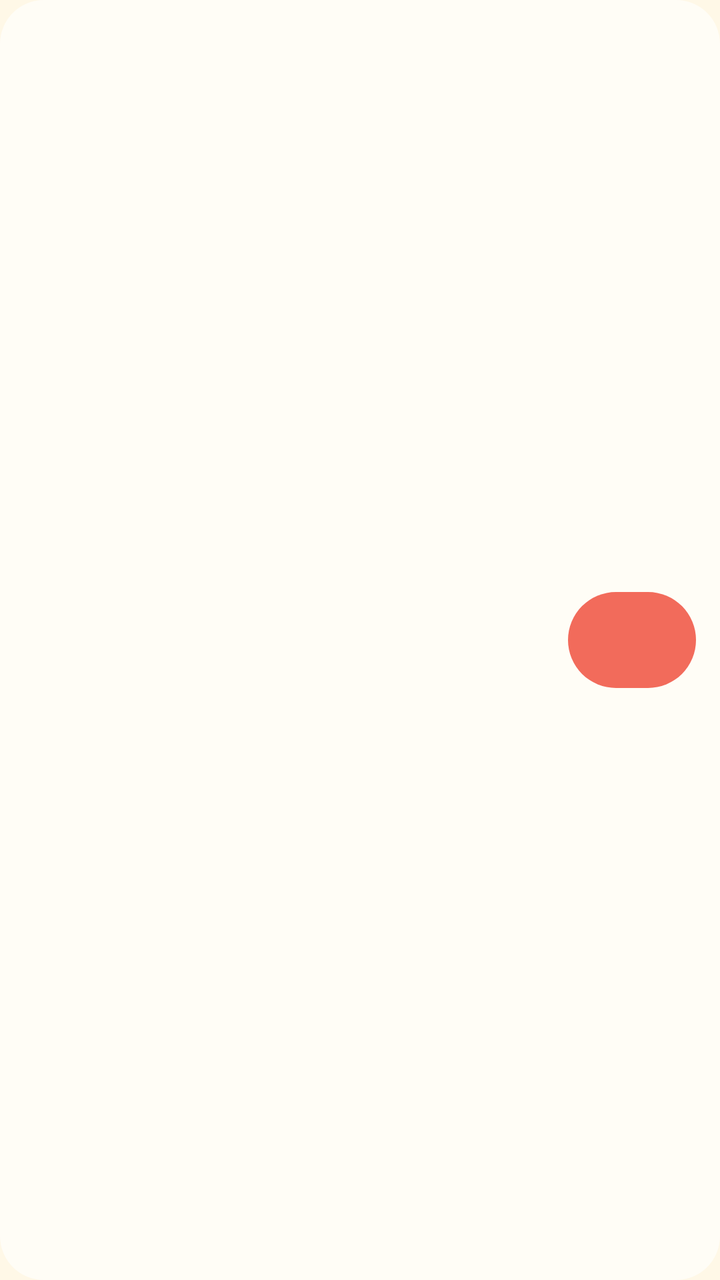
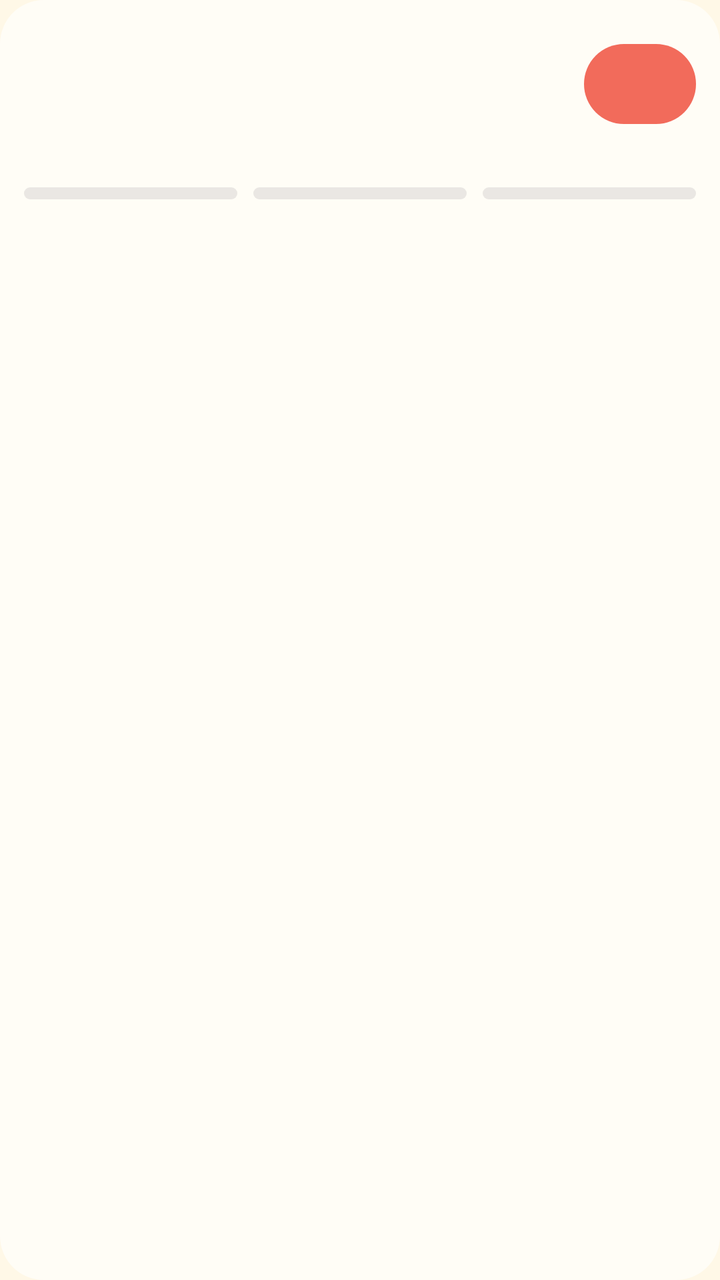

Compare the two renders of this Android layout. The source of the first and the diff that turns it into the second are given below.
<!-- AndroidManifest.xml: application theme Theme.OC -->
<!-- res/layout/widget_pet.xml -->
<?xml version="1.0" encoding="utf-8"?>
<LinearLayout xmlns:android="http://schemas.android.com/apk/res/android"
    android:id="@+id/w_root"
    android:layout_width="match_parent"
    android:layout_height="match_parent"
    android:background="@drawable/widget_bg"
    android:gravity="center_vertical"
    android:orientation="horizontal"
    android:padding="12dp">

    <ImageView
        android:id="@+id/w_avatar"
        android:layout_width="64dp"
        android:layout_height="64dp"
        android:contentDescription="@string/app_name"
        android:scaleType="fitCenter" />

    <LinearLayout
        android:layout_width="0dp"
        android:layout_height="wrap_content"
        android:layout_marginStart="10dp"
        android:layout_weight="1"
        android:orientation="vertical">

        <TextView
            android:id="@+id/w_name"
            android:layout_width="wrap_content"
            android:layout_height="wrap_content"
            android:maxLines="1"
            android:textColor="@color/widget_fg"
            android:textSize="15sp"
            android:textStyle="bold" />

        <TextView
            android:id="@+id/w_mood"
            android:layout_width="wrap_content"
            android:layout_height="wrap_content"
            android:maxLines="2"
            android:textColor="@color/widget_sub"
            android:textSize="12sp" />

        <TextView
            android:id="@+id/w_todo"
            android:layout_width="wrap_content"
            android:layout_height="wrap_content"
            android:layout_marginTop="4dp"
            android:maxLines="1"
            android:textColor="@color/widget_fg"
            android:textSize="12sp" />

        <TextView
            android:id="@+id/w_timer"
            android:layout_width="wrap_content"
            android:layout_height="wrap_content"
            android:maxLines="1"
            android:textColor="@color/oc_accent"
            android:textSize="12sp" />
    </LinearLayout>

    <TextView
        android:id="@+id/w_pet"
        android:layout_width="wrap_content"
        android:layout_height="48dp"
        android:layout_marginStart="8dp"
        android:background="@drawable/widget_btn"
        android:gravity="center"
        android:minWidth="64dp"
        android:paddingLeft="10dp"
        android:paddingRight="10dp"
        android:textColor="@color/widget_btn_fg"
        android:textSize="12sp"
        android:textStyle="bold" />
</LinearLayout>
<!-- resources referenced by this layout -->
<resources>
  <color name="oc_accent">#F26B5B</color>
  <color name="widget_btn_fg">#FFFFFF</color>
  <color name="widget_fg">#3B2B25</color>
  <color name="widget_sub">#7A6A60</color>
  <!-- drawable widget_bg (drawable) -->
  <?xml version="1.0" encoding="utf-8"?>
  <shape xmlns:android="http://schemas.android.com/apk/res/android" android:shape="rectangle">
      <solid android:color="@color/widget_bg" />
      <corners android:radius="22dp" />
  </shape>
  <!-- drawable widget_btn (drawable) -->
  <?xml version="1.0" encoding="utf-8"?>
  <shape xmlns:android="http://schemas.android.com/apk/res/android" android:shape="rectangle">
      <solid android:color="@color/oc_accent" />
      <corners android:radius="24dp" />
  </shape>
  <string name="app_name">OC Shimeji</string>
  <style name="Theme.OC" parent="android:Theme.Material.Light.NoActionBar">
          <item name="android:windowBackground">@color/oc_bg</item>
          <item name="android:statusBarColor">@android:color/transparent</item>
          <item name="android:navigationBarColor">@android:color/transparent</item>
          <item name="android:windowDrawsSystemBarBackgrounds">true</item>
          <item name="android:windowLightStatusBar">true</item>
          <item name="android:colorAccent">@color/oc_accent</item>
      </style>
  <color name="widget_bg">#F5FFFDF7</color>
  <color name="oc_bg">#FFF8E7</color>
</resources>

<!-- the commit's change to res/layout/widget_pet.xml (unified diff, before → after) -->
@@ -4,70 +4,67 @@
     android:layout_width="match_parent"
     android:layout_height="match_parent"
     android:background="@drawable/widget_bg"
-    android:gravity="center_vertical"
-    android:orientation="horizontal"
+    android:orientation="vertical"
     android:padding="12dp">
 
-    <ImageView
-        android:id="@+id/w_avatar"
-        android:layout_width="64dp"
-        android:layout_height="64dp"
-        android:contentDescription="@string/app_name"
-        android:scaleType="fitCenter" />
+    <LinearLayout
+        android:layout_width="match_parent"
+        android:layout_height="wrap_content"
+        android:gravity="center_vertical"
+        android:orientation="horizontal">
 
-    <LinearLayout
-        android:layout_width="0dp"
-        android:layout_height="wrap_content"
-        android:layout_marginStart="10dp"
-        android:layout_weight="1"
-        android:orientation="vertical">
+        
+        <ViewFlipper
+            android:id="@+id/w_flip"
+            android:layout_width="60dp"
+            android:layout_height="60dp"
+            android:autoStart="true"
+            android:flipInterval="2600">
+            <ImageView android:id="@+id/w_avatar" android:layout_width="match_parent" android:layout_height="match_parent" android:contentDescription="@string/app_name" android:scaleType="fitCenter" />
+            <ImageView android:id="@+id/w_avatar2" android:layout_width="match_parent" android:layout_height="match_parent" android:contentDescription="@string/app_name" android:scaleType="fitCenter" />
+        </ViewFlipper>
+
+        <LinearLayout
+            android:layout_width="0dp"
+            android:layout_height="wrap_content"
+            android:layout_marginStart="10dp"
+            android:layout_weight="1"
+            android:orientation="vertical">
+            <TextView android:id="@+id/w_name" android:layout_width="wrap_content" android:layout_height="wrap_content" android:maxLines="1" android:textColor="@color/widget_fg" android:textSize="15sp" android:textStyle="bold" />
+            <TextView android:id="@+id/w_mood" android:layout_width="wrap_content" android:layout_height="wrap_content" android:maxLines="2" android:textColor="@color/widget_sub" android:textSize="12sp" />
+        </LinearLayout>
 
         <TextView
-            android:id="@+id/w_name"
+            android:id="@+id/w_pet"
             android:layout_width="wrap_content"
-            android:layout_height="wrap_content"
-            android:maxLines="1"
-            android:textColor="@color/widget_fg"
-            android:textSize="15sp"
+            android:layout_height="40dp"
+            android:layout_marginStart="6dp"
+            android:background="@drawable/widget_btn"
+            android:gravity="center"
+            android:minWidth="56dp"
+            android:paddingLeft="10dp"
+            android:paddingRight="10dp"
+            android:textColor="@color/widget_btn_fg"
+            android:textSize="12sp"
             android:textStyle="bold" />
-
-        <TextView
-            android:id="@+id/w_mood"
-            android:layout_width="wrap_content"
-            android:layout_height="wrap_content"
-            android:maxLines="2"
-            android:textColor="@color/widget_sub"
-            android:textSize="12sp" />
-
-        <TextView
-            android:id="@+id/w_todo"
-            android:layout_width="wrap_content"
-            android:layout_height="wrap_content"
-            android:layout_marginTop="4dp"
-            android:maxLines="1"
-            android:textColor="@color/widget_fg"
-            android:textSize="12sp" />
-
-        <TextView
-            android:id="@+id/w_timer"
-            android:layout_width="wrap_content"
-            android:layout_height="wrap_content"
-            android:maxLines="1"
-            android:textColor="@color/oc_accent"
-            android:textSize="12sp" />
     </LinearLayout>
 
-    <TextView
-        android:id="@+id/w_pet"
-        android:layout_width="wrap_content"
-        android:layout_height="48dp"
-        android:layout_marginStart="8dp"
-        android:background="@drawable/widget_btn"
-        android:gravity="center"
-        android:minWidth="64dp"
-        android:paddingLeft="10dp"
-        android:paddingRight="10dp"
-        android:textColor="@color/widget_btn_fg"
-        android:textSize="12sp"
-        android:textStyle="bold" />
+    
+    <LinearLayout android:id="@+id/w_needs" android:layout_width="match_parent" android:layout_height="wrap_content" android:layout_marginTop="8dp" android:orientation="horizontal">
+        <LinearLayout android:layout_width="0dp" android:layout_height="wrap_content" android:layout_weight="1" android:orientation="vertical">
+            <TextView android:id="@+id/w_n1l" android:layout_width="wrap_content" android:layout_height="wrap_content" android:textColor="@color/widget_sub" android:textSize="10sp" />
+            <ProgressBar android:id="@+id/w_n1" style="@android:style/Widget.ProgressBar.Horizontal" android:layout_width="match_parent" android:layout_height="6dp" android:max="100" android:progressDrawable="@drawable/widget_bar" />
+        </LinearLayout>
+        <LinearLayout android:layout_width="0dp" android:layout_height="wrap_content" android:layout_marginStart="8dp" android:layout_weight="1" android:orientation="vertical">
+            <TextView android:id="@+id/w_n2l" android:layout_width="wrap_content" android:layout_height="wrap_content" android:textColor="@color/widget_sub" android:textSize="10sp" />
+            <ProgressBar android:id="@+id/w_n2" style="@android:style/Widget.ProgressBar.Horizontal" android:layout_width="match_parent" android:layout_height="6dp" android:max="100" android:progressDrawable="@drawable/widget_bar" />
+        </LinearLayout>
+        <LinearLayout android:layout_width="0dp" android:layout_height="wrap_content" android:layout_marginStart="8dp" android:layout_weight="1" android:orientation="vertical">
+            <TextView android:id="@+id/w_n3l" android:layout_width="wrap_content" android:layout_height="wrap_content" android:textColor="@color/widget_sub" android:textSize="10sp" />
+            <ProgressBar android:id="@+id/w_n3" style="@android:style/Widget.ProgressBar.Horizontal" android:layout_width="match_parent" android:layout_height="6dp" android:max="100" android:progressDrawable="@drawable/widget_bar" />
+        </LinearLayout>
+    </LinearLayout>
+
+    <TextView android:id="@+id/w_todo" android:layout_width="match_parent" android:layout_height="wrap_content" android:layout_marginTop="8dp" android:maxLines="1" android:textColor="@color/widget_fg" android:textSize="12sp" />
+    <TextView android:id="@+id/w_timer" android:layout_width="match_parent" android:layout_height="wrap_content" android:maxLines="1" android:textColor="@color/oc_accent" android:textSize="12sp" />
 </LinearLayout>
<!-- resource entries referenced after the edit -->
@@ -4,6 +4,16 @@
   <color name="widget_btn_fg">#FFFFFF</color>
   <color name="widget_fg">#3B2B25</color>
   <color name="widget_sub">#7A6A60</color>
+  <!-- drawable widget_bar (drawable) -->
+  <?xml version="1.0" encoding="utf-8"?>
+  <layer-list xmlns:android="http://schemas.android.com/apk/res/android">
+      <item android:id="@android:id/background">
+          <shape android:shape="rectangle"><corners android:radius="3dp" /><solid android:color="@color/widget_track" /></shape>
+      </item>
+      <item android:id="@android:id/progress">
+          <clip><shape android:shape="rectangle"><corners android:radius="3dp" /><solid android:color="@color/oc_accent" /></shape></clip>
+      </item>
+  </layer-list>
   <!-- drawable widget_bg (drawable) -->
   <?xml version="1.0" encoding="utf-8"?>
   <shape xmlns:android="http://schemas.android.com/apk/res/android" android:shape="rectangle">
@@ -25,6 +35,7 @@
           <item name="android:windowLightStatusBar">true</item>
           <item name="android:colorAccent">@color/oc_accent</item>
       </style>
+  <color name="widget_track">#1A302A40</color>
   <color name="widget_bg">#F5FFFDF7</color>
   <color name="oc_bg">#FFF8E7</color>
 </resources>
